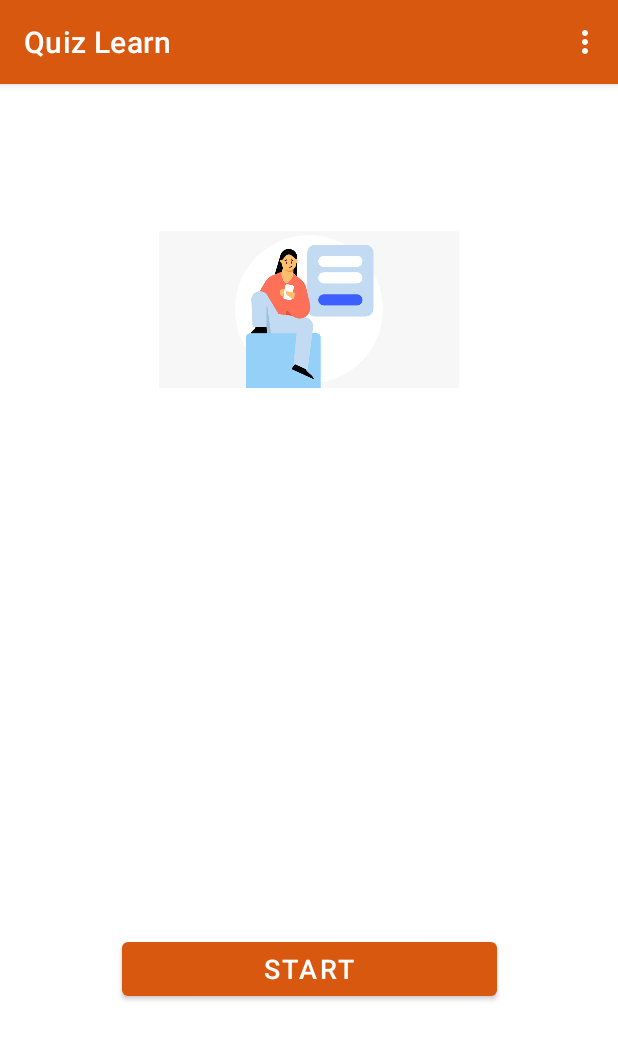
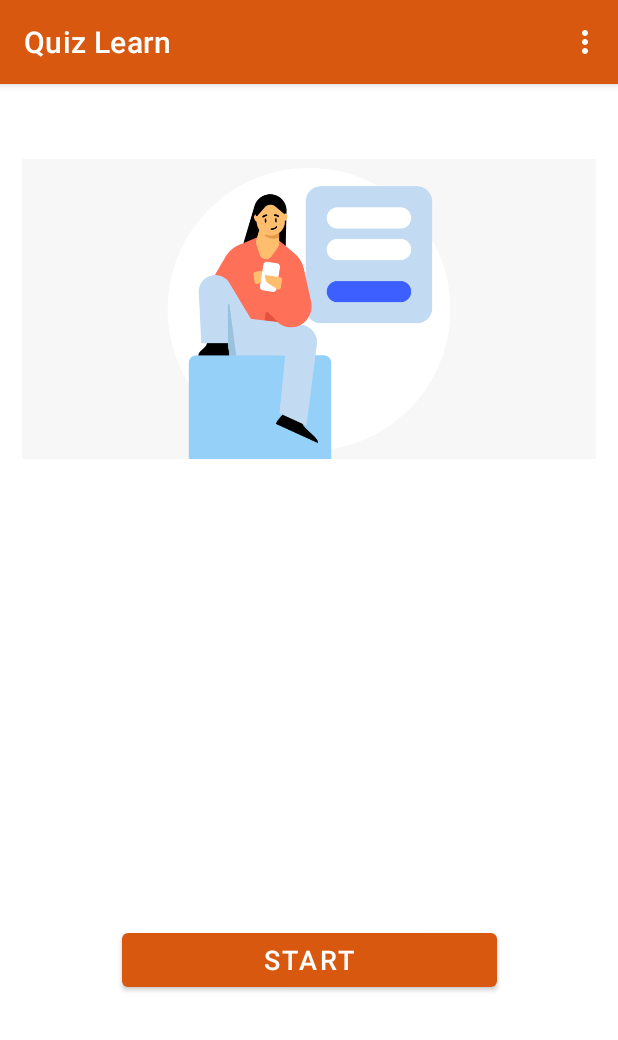
Before and after one commit to Haz7kh/quiz-learn, an Android app: the screen it shows after launch once a user with an empty profile is signed in (MainActivity), on a phone screen of 412 x 824 dp. Shown: the top 1040 px of the screen. Run offline under Robolectric (Android 15) with nearby library versions, the phone set to English and light mode, and no system bars; our stand-ins replace Firebase (no records; nobody signed in at launch, a user with empty details on screens opened directly).

Commit message:
Fix Issues
here I faced some issue and fixed them

```diff
--- a/app/build.gradle
+++ b/app/build.gradle
@@ -43,6 +43,7 @@ dependencies {
     implementation 'androidx.constraintlayout:constraintlayout:2.1.4'
     implementation 'com.google.firebase:firebase-auth:19.2.0'
     implementation 'com.google.firebase:firebase-database-ktx:20.1.0'
+    implementation 'com.airbnb.android:lottie:4.1.0'
     testImplementation 'junit:junit:4.13.2'
     androidTestImplementation 'androidx.test.ext:junit:1.1.5'
     androidTestImplementation 'androidx.test.espresso:espresso-core:3.5.1'
--- a/app/src/main/res/layout/activity_main.xml
+++ b/app/src/main/res/layout/activity_main.xml
@@ -17,7 +17,7 @@
 
     <ImageView
         android:id="@+id/imageView4"
-        android:layout_width="200dp"
+        android:layout_width="400dp"
         android:layout_height="200dp"
         android:layout_marginTop="50dp"
         app:layout_constraintEnd_toEndOf="parent"
@@ -26,11 +26,12 @@
         app:layout_constraintTop_toTopOf="parent"
         app:srcCompat="@drawable/signup" />
 
+
     <Button
         android:id="@+id/btnStartQuiz"
         android:layout_width="250dp"
         android:layout_height="wrap_content"
-        android:layout_marginBottom="154dp"
+        android:layout_marginBottom="160dp"
         android:text="@string/start"
         android:textSize="18sp"
         app:layout_constraintBottom_toBottomOf="parent"
```
Also changed, not shown: app/src/main/java/com/haz7/quizlearn/LoginActivity.kt (+5 -2 lines).
